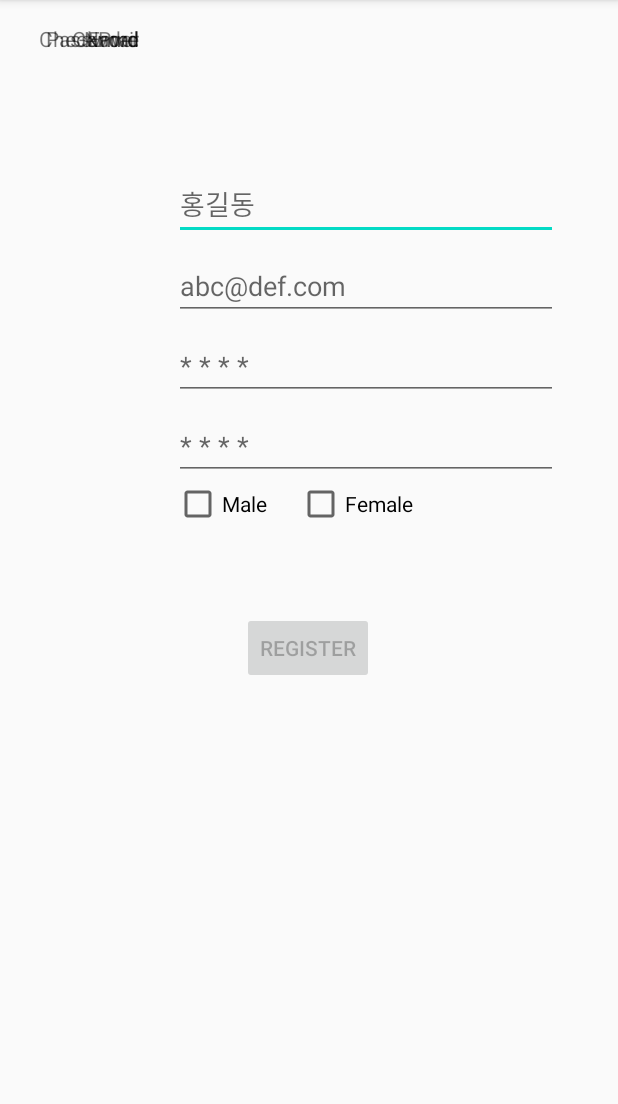
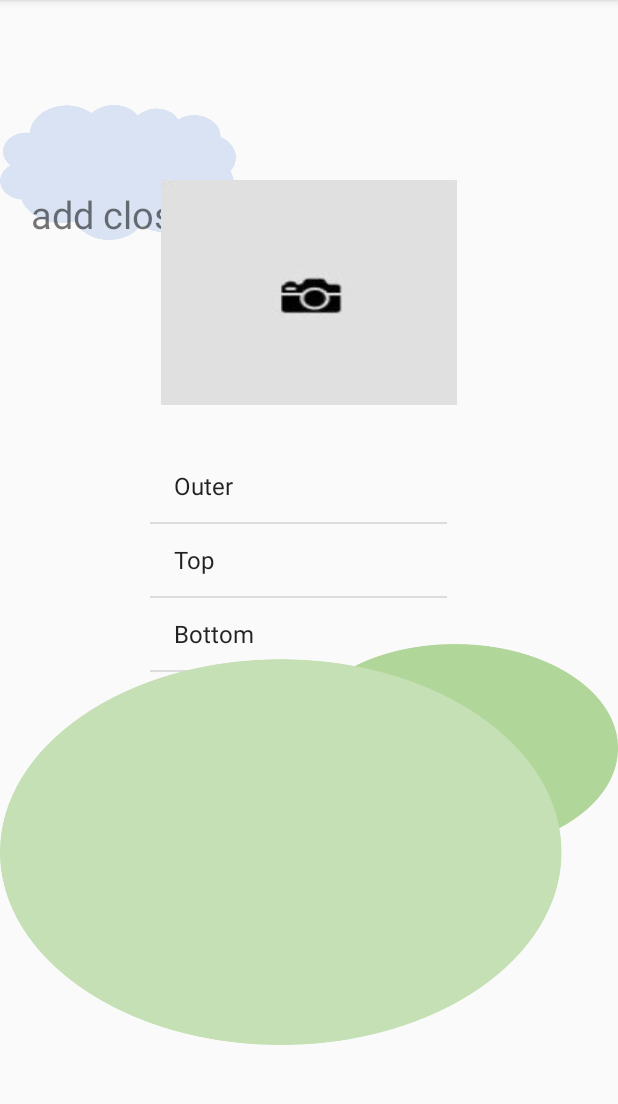
Before and after one commit to hehehaein/JungOh, an Android app: the screen it shows after launch (SignUpActivity before the commit, AddClothesActivity after it), on a phone screen of 412 x 824 dp, the part 84-1188 px from its top. Run offline under Robolectric (Android 15) with nearby library versions, the phone set to English and light mode, and no system bars; our stand-ins replace Firebase (no records; nobody signed in at launch, a user with empty details on screens opened directly).

Commit message:
Hyein:Add Closet1

```diff
--- /dev/null
+++ b/app/src/main/java/com/example/jung_oh/AddClothesActivity.java
@@ -0,0 +1,308 @@
+package com.example.jung_oh;
+
+import androidx.annotation.NonNull;
+import androidx.appcompat.app.AppCompatActivity;
+import androidx.core.app.ActivityCompat;
+import androidx.core.content.FileProvider;
+
+import android.Manifest;
+import android.app.AlertDialog;
+import android.app.ProgressDialog;
+import android.content.Intent;
+import android.content.pm.PackageManager;
+import android.graphics.Bitmap;
+import android.graphics.Color;
+import android.graphics.ImageDecoder;
+import android.graphics.drawable.ColorDrawable;
+import android.net.Uri;
+import android.os.Build;
+import android.os.Bundle;
+import android.os.Environment;
+import android.provider.MediaStore;
+import android.util.Log;
+import android.view.LayoutInflater;
+import android.view.View;
+import android.widget.AdapterView;
+import android.widget.ArrayAdapter;
+import android.widget.Button;
+import android.widget.ImageButton;
+import android.widget.ImageView;
+import android.widget.ListView;
+import android.widget.SimpleAdapter;
+import android.widget.TextView;
+import android.widget.Toast;
+
+import com.google.android.gms.tasks.OnFailureListener;
+import com.google.android.gms.tasks.OnSuccessListener;
+import com.google.firebase.storage.FirebaseStorage;
+import com.google.firebase.storage.OnProgressListener;
+import com.google.firebase.storage.StorageReference;
+import com.google.firebase.storage.UploadTask;
+
+import java.io.File;
+import java.io.IOException;
+import java.text.SimpleDateFormat;
+import java.util.ArrayList;
+import java.util.Date;
+import java.util.List;
+import java.util.Map;
+
+public class AddClothesActivity extends AppCompatActivity {
+
+    //카메라 권한 체크 후 권한 결정
+    final private static String TAG = "Hyein";
+
+    //썸네일 사진 요청변수
+    private static final int REQUEST_IMAGE_CAPTURE = 1;
+
+    Button btn_photo;
+    ImageView iv_photo;
+    Button btn_assign;
+    Button btn_Outer;
+    Button btn_Bottom;
+    Button btn_Top;
+    Button btn_Accessary;
+
+    //옷 종류 선택 리스트
+    static final String[] CLOSET_MENU = {"Outer", "Top", "Bottom", "Accessary"};
+
+    //옷 종류 선택시 세부항목 리스트
+    static final String[] OUTER_LIST = {"cardigan", "leaderJacket", "lightweightPadding", "longPadding", "mustang", "windBreaker", "bbogul", "bbogulVest",
+            "shirt", "yasang", "woolenCoat", "jacket", "jersey", "denimJacket", "coat", "trenchCoat", "padding", "paddingVest",
+            "paddingCoat", "flightJacket", "hoodZipup"};
+
+    static final String[] TOP_LIST = {"longSleve", "sleeveless", "mentomen", "Tshirt", "bluse", "shirt", "anorak", "onePiece", "hoodT"};
+    static final String[] BOTTOM_LIST = {"trouser", "longSkirt", "pants", "slacks", "widePants", "jeans", "skirt", "trainingPants", "trainingSuit"};
+    static final String[] ACCESSARY_LIST = {"muffler", "strawHat", "packpack", "bucketHat", "beret", "cap", "beanie", "sunglasses", "scarf", "glasses", "parasol",
+            "ecobag", "rainCoat", "umbrella", "gloves", "rainBoots", "crossBag", "bigBag", "woolenHat"};
+
+    private Uri filePath;
+
+    final static int TAKE_PICTURE = 1;
+
+    //경로변수와 사진쵤영 요청변수 생성
+    String mCurrentPhotoPath;
+    final static int REQUEST_TAKE_PHOTO = 1;
+
+    @Override
+    protected void onCreate(Bundle savedInstanceState) {
+        super.onCreate(savedInstanceState);
+        setContentView(R.layout.activity_add_clothes);
+
+        iv_photo = findViewById(R.id.iv_photo);
+        btn_photo = findViewById(R.id.btn_photo);
+        btn_assign = findViewById(R.id.btn_assign);
+        btn_Top = findViewById(R.id.btn_Top);
+        btn_Bottom = findViewById(R.id.btn_Bottom);
+        btn_Outer = findViewById(R.id.btn_Outer);
+        btn_Accessary = findViewById(R.id.btn_Accessary);
+
+        // ArrayAdapter 생성. 아이템 View를 선택(multiple choice)가능하도록 만듦.
+        final ArrayAdapter adapter = new ArrayAdapter(this, android.R.layout.simple_list_item_1, CLOSET_MENU);
+        // listview 생성 및 adapter 지정.
+        final ListView listview = (ListView) findViewById(R.id.list_closet);
+        listview.setAdapter(adapter);
+        //리스트 선택 가능하게 만들어줌
+        /*listview.setOnItemClickListener(new AdapterView.OnItemClickListener() {
+            @Override
+            public void onItemClick(AdapterView parent, View v, int position, long id) {
+
+                // get TextView's Text.
+                String strText = (String) parent.getItemAtPosition(position);
+
+                // TODO : use strText
+            }
+        });*/
+
+        if (Build.VERSION.SDK_INT >= Build.VERSION_CODES.M) {
+            if (checkSelfPermission(Manifest.permission.CAMERA) == PackageManager.PERMISSION_GRANTED
+                    && checkSelfPermission(Manifest.permission.WRITE_EXTERNAL_STORAGE) == PackageManager.PERMISSION_GRANTED) {
+                Log.d(TAG, "권한 설정 완료");
+            } else {
+                Log.d(TAG, "권한 설정 요청");
+                ActivityCompat.requestPermissions(AddClothesActivity.this, new String[]
+                        {Manifest.permission.CAMERA, Manifest.permission.WRITE_EXTERNAL_STORAGE}, 1);
+            }
+        }
+
+        //버튼 누르면 촬영하는 부분을 dispatchTakePictureIntent를 불러오게함
+        btn_photo.setOnClickListener(new View.OnClickListener() {
+            @Override
+            public void onClick(View v) {
+                switch (v.getId()) {
+                    case R.id.btn_photo:
+                        dispatchTakePictureIntent();
+                        break;
+                }
+            }
+        });
+
+        btn_assign.setOnClickListener(new View.OnClickListener() {
+            @Override
+            public void onClick(View v) {
+                uploadFile();
+            }
+        });
+
+        btn_Outer.setOnClickListener(new View.OnClickListener() {
+            @Override
+            public void onClick(View v) {
+                Intent intent = new Intent(getApplicationContext(), closet_card_view.class);
+                intent.putExtra(Intent.EXTRA_TEXT, OUTER_LIST);
+                startActivity(intent);
+            }
+        });
+
+        btn_Top.setOnClickListener(new View.OnClickListener() {
+            @Override
+            public void onClick(View v) {
+                Intent intent = new Intent(getApplicationContext(), closet_card_view.class);
+                intent.putExtra(Intent.EXTRA_TEXT, TOP_LIST);
+                startActivity(intent);
+            }
+        });
+
+        btn_Bottom.setOnClickListener(new View.OnClickListener() {
+            @Override
+            public void onClick(View v) {
+                Intent intent = new Intent(getApplicationContext(), closet_card_view.class);
+                intent.putExtra(Intent.EXTRA_TEXT, BOTTOM_LIST);
+                startActivity(intent);
+            }
+        });
+
+        btn_Accessary.setOnClickListener(new View.OnClickListener() {
+            @Override
+            public void onClick(View v) {
+                Intent intent = new Intent(getApplicationContext(), closet_card_view.class);
+                intent.putExtra(Intent.EXTRA_TEXT, ACCESSARY_LIST);
+                startActivity(intent);
+            }
+        });
+    }
+    //옷 종류 세부사항 고르는 화면 전환
+    private void showAlertDialog(final String[] text){
+        Intent intent = new Intent(getApplicationContext(), closet_card_view.class);
+        intent.putExtra("list", text);
+        startActivity(intent);
+    }
+    // 사진 촬영 후 썸네일만 띄워줌. 이미지를 파일로 저장해야 함
+    //촬영한 사진을 이미지 파일로 저장하는 함수
+    private File createImageFile() throws IOException {
+        String timeStamp = new SimpleDateFormat("yyyyMMdd_HHmmss").format(new Date());
+        String imageFileName = "JPEG_" + timeStamp + "_";
+        File storageDir = getExternalFilesDir(Environment.DIRECTORY_PICTURES);
+        File image = File.createTempFile( imageFileName,".jpg", storageDir);
+
+        mCurrentPhotoPath = image.getAbsolutePath();
+        return image;
+    }
+
+    // 카메라 인텐트 실행하는 부분
+    private void dispatchTakePictureIntent() {
+        Intent takePictureIntent = new Intent(MediaStore.ACTION_IMAGE_CAPTURE);
+        if(takePictureIntent.resolveActivity(getPackageManager()) != null) {
+            File photoFile = null;
+            //startActivityForResult(takePictureIntent, REQUEST_IMAGE_CAPTURE);
+
+            try { photoFile = createImageFile(); }
+            catch (IOException ex) { }
+            if(photoFile != null) {
+                Uri photoURI = FileProvider.getUriForFile(this, "com.example.jung_oh.FileProvider", photoFile);
+                takePictureIntent.putExtra(MediaStore.EXTRA_OUTPUT, photoURI);
+                startActivityForResult(takePictureIntent, REQUEST_TAKE_PHOTO);
+            }
+        }
+    }
+
+    // 카메라로 촬영한 영상을 가져오는 부분
+    @Override
+    protected void onActivityResult(int requestCode, int resultCode, Intent intent) {
+        super.onActivityResult(requestCode, resultCode, intent);
+        try {
+            switch (requestCode) {
+                case REQUEST_TAKE_PHOTO: {
+                    if (resultCode == RESULT_OK) {
+                        //썸네일을 저장후 화면에 사진 띄우기
+                        File file = new File(mCurrentPhotoPath);
+                        //사진을 firebase에 저장하기위한 경로 저장
+                        filePath = Uri.fromFile(file);
+                        Bitmap bitmap;
+                        if (Build.VERSION.SDK_INT >= 29) {
+                            ImageDecoder.Source source = ImageDecoder.createSource(getContentResolver(), Uri.fromFile(file));
+                            try {
+                                bitmap = ImageDecoder.decodeBitmap(source);
+                                if (bitmap != null) { iv_photo.setImageBitmap(bitmap); }
+                            } catch (IOException e) {
+                                e.printStackTrace();
+                            }
+                        } else {
+                            try {
+                                bitmap = MediaStore.Images.Media.getBitmap(getContentResolver(), Uri.fromFile(file));
+                                if (bitmap != null) { iv_photo.setImageBitmap(bitmap); }
+                            } catch (IOException e) {
+                                e.printStackTrace();
+                            }
+                        }
+                    }
+                    break;
+                }
+            }
+        } catch (Exception error) {
+            error.printStackTrace();
+        }
+    }
+
+    //upload the file
+    private void uploadFile() {
+        //업로드할 파일이 있으면 수행
+        if (filePath != null) {
+            //업로드 진행 Dialog 보이기
+            final ProgressDialog progressDialog = new ProgressDialog(this);
+            progressDialog.setTitle("업로드중...");
+            progressDialog.show();
+
+            //storage
+            FirebaseStorage storage = FirebaseStorage.getInstance();
+
+            //Unique한 파일명을 만들자.
+            SimpleDateFormat formatter = new SimpleDateFormat("yyyyMMHH_mmss");
+            Date now = new Date();
+            String filename = formatter.format(now) + ".png";
+            //storage 주소와 폴더 파일명을 지정해 준다.
+            StorageReference storageRef = storage.getReferenceFromUrl("gs://yourStorage.appspot.com").child("images/" + filename);
+            //올라가거라...
+            storageRef.putFile(filePath)
+                    //성공시
+                    .addOnSuccessListener(new OnSuccessListener<UploadTask.TaskSnapshot>() {
+                        @Override
+                        public void onSuccess(UploadTask.TaskSnapshot taskSnapshot) {
+                            progressDialog.dismiss(); //업로드 진행 Dialog 상자 닫기
+                            Toast.makeText(getApplicationContext(), "업로드 완료!", Toast.LENGTH_SHORT).show();
+                        }
+                    })
+                    //실패시
+                    .addOnFailureListener(new OnFailureListener() {
+                        @Override
+                        public void onFailure(@NonNull Exception e) {
+                            progressDialog.dismiss();
+                            Toast.makeText(getApplicationContext(), "업로드 실패!", Toast.LENGTH_SHORT).show();
+                        }
+                    })
+                    //진행중
+                    .addOnProgressListener(new OnProgressListener<UploadTask.TaskSnapshot>() {
+                        @Override
+                        public void onProgress(UploadTask.TaskSnapshot taskSnapshot) {
+                            @SuppressWarnings("VisibleForTests") //이걸 넣어 줘야 아랫줄에 에러가 사라진다. 넌 누구냐?
+                                    double progress = (100 * taskSnapshot.getBytesTransferred()) /  taskSnapshot.getTotalByteCount();
+                            //dialog에 진행률을 퍼센트로 출력해 준다
+                            progressDialog.setMessage("Uploaded " + ((int) progress) + "% ...");
+                        }
+                    });
+        } else {
+            Toast.makeText(getApplicationContext(), "파일을 먼저 선택하세요.", Toast.LENGTH_SHORT).show();
+        }
+    }
+
+
+}
--- /dev/null
+++ b/app/src/main/res/layout/activity_add_clothes.xml
@@ -0,0 +1,115 @@
+<?xml version="1.0" encoding="utf-8"?>
+<RelativeLayout xmlns:android="http://schemas.android.com/apk/res/android"
+    xmlns:app="http://schemas.android.com/apk/res-auto"
+    xmlns:tools="http://schemas.android.com/tools"
+    android:layout_width="match_parent"
+    android:layout_height="match_parent"
+    tools:context=".AddClothesActivity"
+    android:orientation="horizontal">
+
+    <TextView
+        android:layout_width="157dp"
+        android:layout_height="90dp"
+        android:layout_marginTop="70dp"
+        android:background="@drawable/cloud"
+        android:gravity="bottom|center_horizontal"
+        android:text="@string/add_closet"
+        android:textSize="25sp" />
+
+    <ImageView
+        android:id="@+id/iv_photo"
+        android:layout_width="wrap_content"
+        android:layout_height="150dp"
+        android:layout_centerHorizontal="true"
+        android:layout_marginTop="120dp"
+        android:scaleType="fitCenter"
+        android:background="@drawable/camera_button"
+        />
+
+    <Button
+        android:id="@+id/btn_photo"
+        android:layout_width="200dp"
+        android:layout_height="150dp"
+        android:layout_marginTop="120dp"
+        android:layout_marginLeft="100dp"
+        style="?android:borderlessButtonStyle"
+        />
+
+    <ListView
+        android:id="@+id/list_closet"
+        android:layout_width="198dp"
+        android:layout_height="215dp"
+        android:layout_below="@+id/btn_photo"
+        android:layout_alignLeft="@+id/btn_photo"
+        android:layout_alignRight="@+id/btn_photo"
+        android:layout_marginTop="30dp"
+        android:layout_marginRight="2dp"
+        android:choiceMode="singleChoice" />
+
+    <Button
+        android:id="@+id/btn_Outer"
+        android:layout_width="wrap_content"
+        android:layout_height="wrap_content"
+        android:layout_below="@+id/btn_photo"
+        android:layout_alignLeft="@+id/btn_photo"
+        android:layout_alignRight="@+id/btn_photo"
+        android:layout_marginTop="30dp"
+        android:layout_marginRight="2dp"
+        style="?android:borderlessButtonStyle"/>
+    <Button
+        android:id="@+id/btn_Top"
+        android:layout_width="wrap_content"
+        android:layout_height="wrap_content"
+        android:layout_below="@+id/btn_Outer"
+        android:layout_alignLeft="@+id/btn_photo"
+        android:layout_alignRight="@+id/btn_photo"
+        android:layout_marginTop="5dp"
+        android:layout_marginRight="2dp"
+        style="?android:borderlessButtonStyle"/>
+    <Button
+        android:id="@+id/btn_Bottom"
+        android:layout_width="wrap_content"
+        android:layout_height="wrap_content"
+        android:layout_below="@+id/btn_Top"
+        android:layout_alignLeft="@+id/btn_photo"
+        android:layout_alignRight="@+id/btn_photo"
+        android:layout_marginTop="5dp"
+        android:layout_marginRight="2dp"
+        style="?android:borderlessButtonStyle"/>
+    <Button
+        android:id="@+id/btn_Accessary"
+        android:layout_width="wrap_content"
+        android:layout_height="wrap_content"
+        android:layout_below="@+id/btn_Bottom"
+        android:layout_alignLeft="@+id/btn_photo"
+        android:layout_alignRight="@+id/btn_photo"
+        android:layout_marginTop="5dp"
+        android:layout_marginRight="2dp"
+        style="?android:borderlessButtonStyle"/>
+
+    <LinearLayout
+        android:layout_width="match_parent"
+        android:layout_height="50dp"
+        android:orientation="horizontal"
+        android:gravity="bottom|center_horizontal"
+        android:layout_below="@+id/list_closet"
+        android:layout_marginTop="5dp"
+        >
+        <Button
+            android:id="@+id/btn_assign"
+            android:layout_width="100dp"
+            android:layout_height="40dp"
+            android:text="@string/assign"
+            android:textSize="15sp"
+           />
+    </LinearLayout>
+
+    <ImageView
+        android:layout_width="500dp"
+        android:layout_height="wrap_content"
+        android:layout_alignTop="@id/btn_Accessary"
+        android:layout_marginTop="-102dp"
+        android:src="@drawable/field" />
+
+
+</RelativeLayout>
--- a/app/src/main/res/values/strings.xml
+++ b/app/src/main/res/values/strings.xml
@@ -9,4 +9,6 @@
     <string name="invalid_username">Not a valid username</string>
     <string name="invalid_password">Password must be >5 characters</string>
     <string name="login_failed">"Login failed"</string>
+    <string name="add_closet">"add closet"</string>
+    <string name="assign">"assign"</string>
 </resources>
--- /dev/null
+++ b/app/src/main/res/xml/file_paths.xml
@@ -0,0 +1,4 @@
+<?xml version="1.0" encoding="utf-8"?>
+<paths xmlns:android="http://schemas.android.com/apk/res/android">
+    <external-path name="my_images" path="Android/data/com.example.jung_oh/files/Pictures" />
+</paths>
--- a/build.gradle
+++ b/build.gradle
@@ -7,7 +7,6 @@ buildscript {
     dependencies {
         classpath 'com.android.tools.build:gradle:4.1.1'
         classpath 'com.google.gms:google-services:4.3.4'
-
         // NOTE: Do not place your application dependencies here; they belong
         // in the individual module build.gradle files
     }
```
Also changed, not shown: app/build.gradle (+4 -3 lines), app/src/main/AndroidManifest.xml (+34 -0 lines), app/src/main/java/com/example/jung_oh/closet_card_view.java (added, +46 -0 lines), app/src/main/res/layout/activity_closet_card_view.xml (added, +33 -0 lines), app/src/main/res/layout/closet_card_view_row.xml (added, +14 -0 lines), app/src/main/res/drawable/camera_button.png (added), 264 other files.
